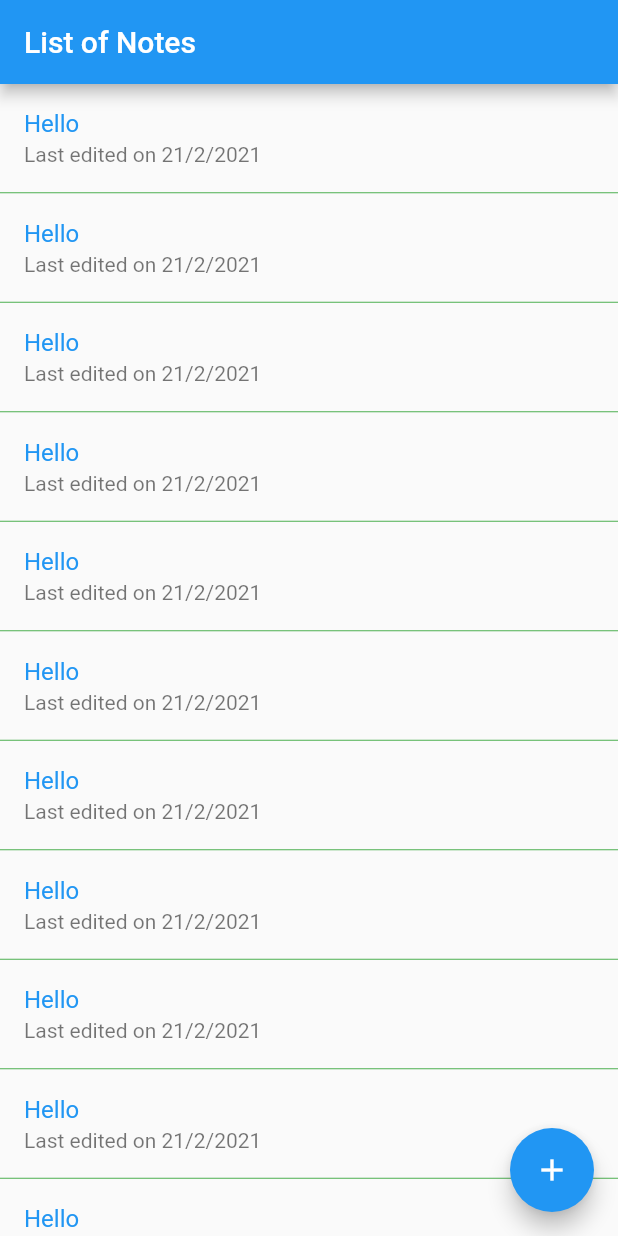
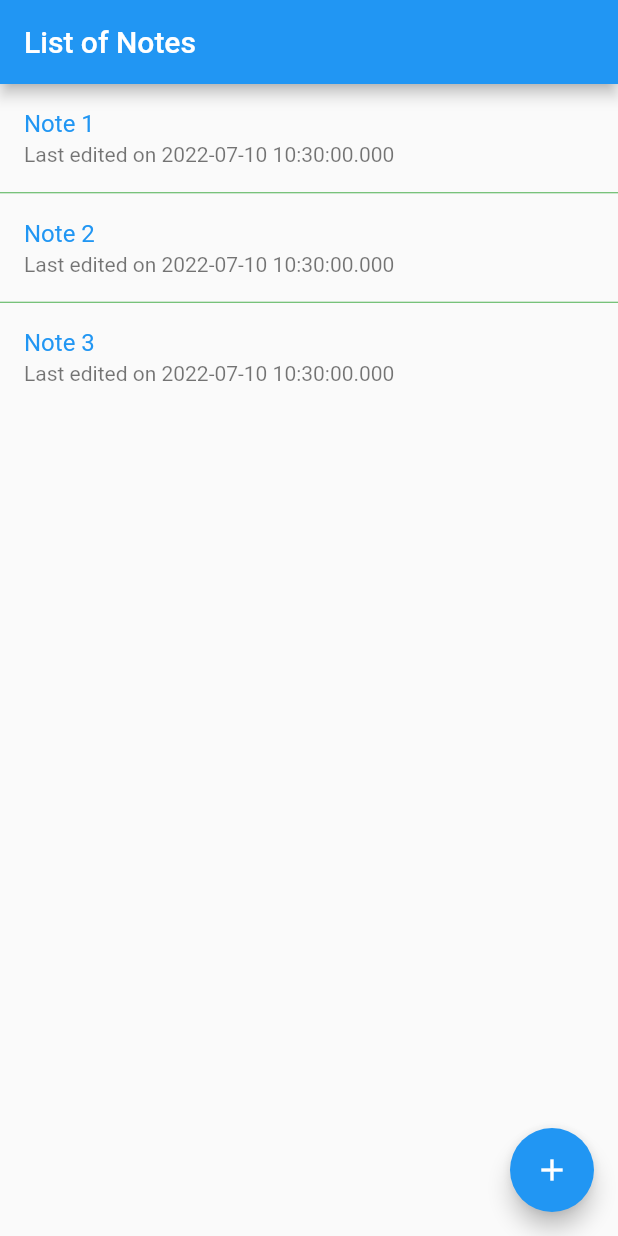
Before and after one commit to elitekentoy/working_with_rest_api, a Flutter app: the screen it shows after launch, on a phone screen of 412 x 824 dp. Run offline on Flutter 3.47's test engine with Material 2 defaults, Android fonts, the phone set to English and light mode, and no system bars.

Commit message:
Implement dynamic data printing
utilizing notes list

```diff
--- a/lib/views/note_list.dart
+++ b/lib/views/note_list.dart
@@ -38,13 +38,13 @@ class NoteList extends StatelessWidget {
         itemBuilder: (_, index) {
           return ListTile(
             title: Text(
-              'Hello',
+              notes[index].noteTitle.toString(),
               style: TextStyle(color: Theme.of(context).primaryColor),
             ),
-            subtitle: const Text('Last edited on 21/2/2021'),
+            subtitle: Text('Last edited on ${notes[index].latestEditDateTime}'),
           );
         },
-        itemCount: 30,
+        itemCount: notes.length,
       ),
     );
   }
```
